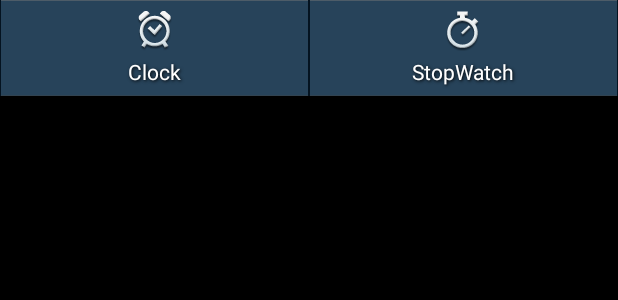
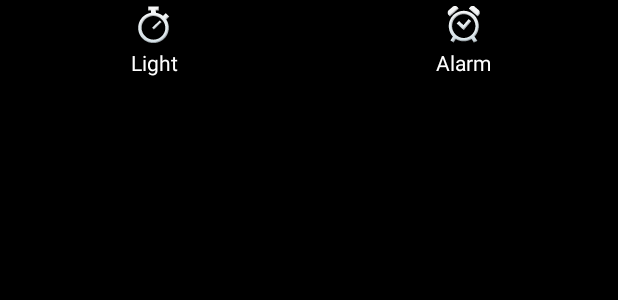
Before and after one commit to camiloaa/DesktopClock, an Android app: the layout desk_clock_buttons.xml on its own in the app's theme, with its tools: preview values and no code run, on a phone screen of 412 x 824 dp. Shown: the top 300 px of the screen. Run offline under Robolectric (Android 15) with nearby library versions, the phone set to English and light mode, and no system bars.

Commit message:
Simpler UI
Removed backgrounds and other colorful stuff.

```diff
--- a/app/src/main/java/com/better/deskclock/DigitalClock.java
+++ b/app/src/main/java/com/better/deskclock/DigitalClock.java
@@ -128,7 +128,7 @@ public class DigitalClock extends LinearLayout {
     protected void onAttachedToWindow() {
         super.onAttachedToWindow();
 
-        if (Log.LOGV) Log.v("onAttachedToWindow " + this);
+        // if (Log.LOGV) Log.v("onAttachedToWindow " + this);
 
         if (mAttached) return;
         mAttached = true;
@@ -182,7 +182,7 @@ public class DigitalClock extends LinearLayout {
 
     private void setDateFormat() {
         mFormat = Alarms.get24HourMode(getContext()) ? Alarms.M24 : M12;
-        mAmPm.setShowAmPm(mFormat == M12);
+        mAmPm.setShowAmPm(mFormat.equals(M12));
     }
 
     void setLive(boolean live) {
--- a/app/src/main/res/layout/alarm_clock.xml
+++ b/app/src/main/res/layout/alarm_clock.xml
@@ -16,7 +16,6 @@
 
 <LinearLayout xmlns:android="http://schemas.android.com/apk/res/android"
     android:id="@+id/base_layout"
-    android:background="@drawable/alarm_bg"
     android:layout_width="match_parent"
     android:layout_height="match_parent"
     android:orientation="vertical">
--- a/app/src/main/res/layout/desk_clock_buttons.xml
+++ b/app/src/main/res/layout/desk_clock_buttons.xml
@@ -20,32 +20,12 @@
     android:layout_height="wrap_content"
     android:layout_weight="0"
     >
-    <Button android:id="@+id/alarm_button"
-		style="@style/ButtonStripLeft"
-        android:layout_height="wrap_content"
-        android:layout_width="match_parent"
-        android:layout_weight=".25"
-        android:text="Clock"
-        android:textColor="#ffffffff"
-    	android:textSize="14.0dip"
-    	android:shadowDx="1"
-        android:shadowDy="1"
-        android:ellipsize="marquee"
-        android:singleLine="true"
-        android:textStyle="normal"
-        android:shadowColor="#ff000000"
-        android:shadowRadius="2"
-    	android:drawableTop="@drawable/ic_clock_strip_alarm"
-        android:contentDescription="@string/alarm_button_description"
-        />
-
     <Button
         android:id="@+id/stopwatch_button"
-        style="@style/ButtonStripRight"
+        style="@style/NoStrippers"
         android:layout_width="match_parent"
         android:layout_height="wrap_content"
-        android:layout_weight=".25"
-        android:contentDescription="@string/home_button_description"
+        android:layout_weight="1"
         android:drawableTop="@drawable/ic_clock_strip_stopwatch"
         android:ellipsize="marquee"
         android:shadowColor="#ff000000"
@@ -53,9 +33,28 @@
         android:shadowDy="1"
         android:shadowRadius="2"
         android:singleLine="true"
-        android:text="StopWatch"
+        android:text="Light"
         android:textColor="#ffffffff"
         android:textSize="14.0dip"
-        android:textStyle="normal" />
+        android:textStyle="normal"
+        />
+
+    <Button android:id="@+id/alarm_button"
+        style="@style/NoStrippers"
+        android:layout_height="wrap_content"
+        android:layout_width="match_parent"
+        android:layout_weight="1"
+        android:text="Alarm"
+        android:textColor="#ffffffff"
+        android:textSize="14.0dip"
+        android:shadowDx="1"
+        android:shadowDy="1"
+        android:ellipsize="marquee"
+        android:singleLine="true"
+        android:textStyle="normal"
+        android:shadowColor="#ff000000"
+        android:shadowRadius="2"
+        android:drawableTop="@drawable/ic_clock_strip_alarm"
+        />
 
 </LinearLayout>
```
Also changed, not shown: app/src/main/res/layout/alarm_time.xml (+4 -5 lines).
